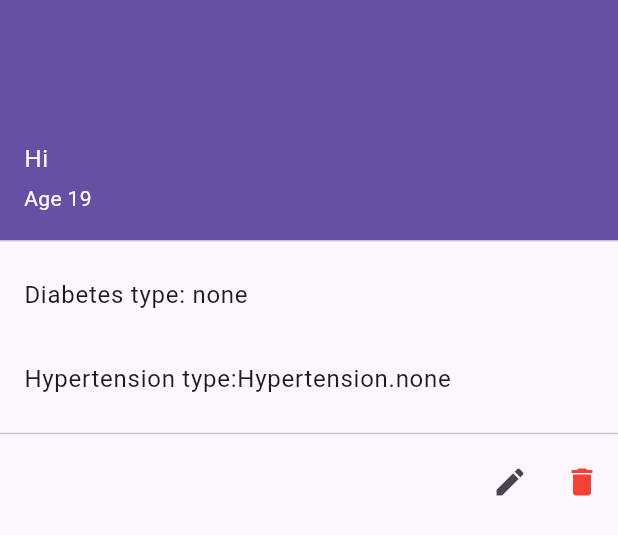
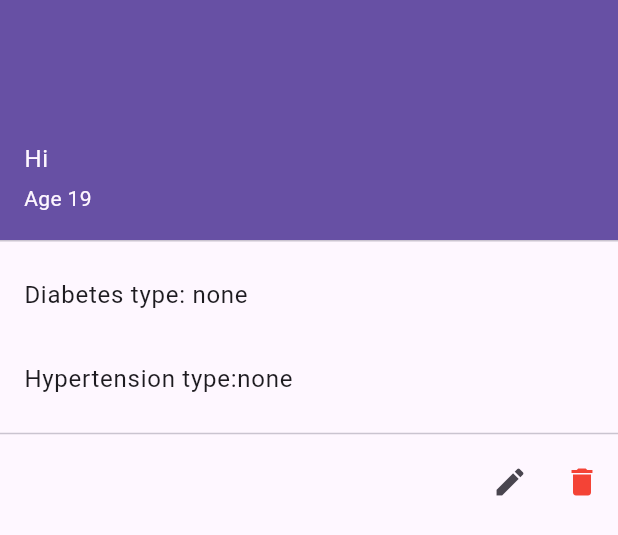
Before and after one commit to nehemiasmunoz/Decoder-F, a Flutter app: the DrawerMenu widget shown alone on an empty page, opened directly, on a phone screen of 412 x 824 dp. Shown: the top 535 px of the screen. Run offline on Flutter 3.47's test engine with Material 3 defaults, Android fonts, the phone set to English and light mode, and no system bars; our stand-ins replace flutter_dotenv, google_generative_ai, sqflite; accounts and stored records are empty.

Commit message:
Upd: added name to hypertension type

```diff
--- a/lib/src/presentation/ui/components/drawer_menu.dart
+++ b/lib/src/presentation/ui/components/drawer_menu.dart
@@ -22,7 +22,7 @@ class DrawerMenu extends StatelessWidget {
           title: Text("Diabetes type: ${user.diabetesType.name} "),
         ),
         ListTile(
-          title: Text("Hypertension type:${user.hypertensionType} "),
+          title: Text("Hypertension type:${user.hypertensionType.name} "),
         ),
         const Divider(),
         Row(
```
